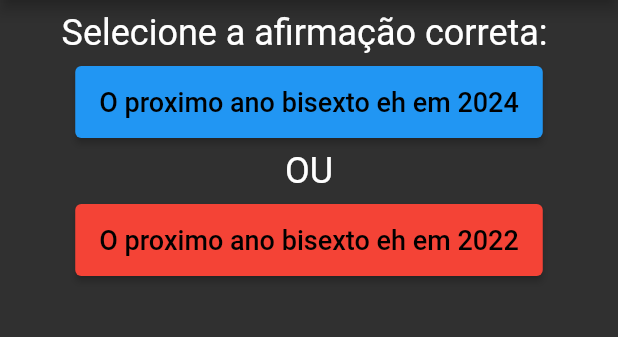
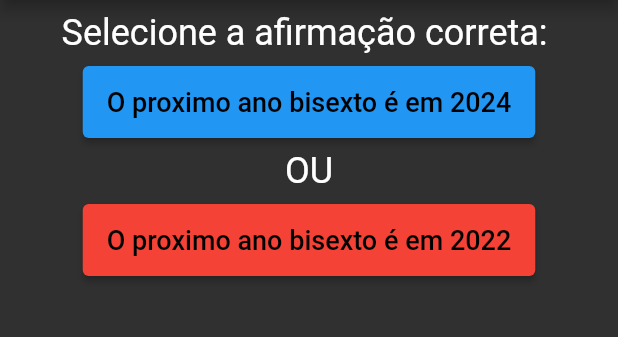
Before and after one commit to LeonardoQS32/quizApp, a Flutter app: the screen it shows after launch, on a phone screen of 412 x 824 dp, the part 84-421 px from its top. Run offline on Flutter 3.47's test engine with Material 2 defaults, Android fonts, the phone set to English and light mode, and no system bars.

Commit message:
fazendo alguns ajustes

```diff
--- a/lib/screens/home.dart
+++ b/lib/screens/home.dart
@@ -16,32 +16,34 @@ class HomeState extends State<Home> {
     // Lista de perguntas
     {
       0: [
-        Question("O proximo ano bisexto eh em 2024", 1),
-        Question("O proximo ano bisexto eh em 2022", 0)
+        Question("O proximo ano bisexto é em 2024", 1),
+        Question("O proximo ano bisexto é em 2022", 0)
       ]
     },
     {
       1: [
-        Question("A planta da maconha pode atingir no maximo 6 metros", 1),
-        Question("A planta da maconha pode atingir no maximo 3 metros", 0)
+        Question("A planta da maconha pode atingir no máximo 6 metros", 1),
+        Question("A planta da maconha pode atingir no máximo 3 metros", 0)
       ]
     },
     {
       2: [
-        Question("Davi gostava de tocar harpa", 1),
-        Question("Davi gostava de tocar flauta", 0)
+        Question(
+            "O time do Cuiaba é um dos times que mais foram rebaixados", 0),
+        Question(
+            "O time do Cuiaba é um dos times que nunca foram rebaixados", 1)
       ]
     },
     {
       3: [
-        Question("Cacarola eh um tipo de panela", 1),
-        Question("Cacarola eh um tipo de fruta", 0)
+        Question("Cacarola é um tipo de panela", 1),
+        Question("Cacarola é um tipo de fruta", 0)
       ]
     },
     {
       4: [
-        Question("Vasco eh time de serie B", 1),
-        Question("Vasco eh time de serie A", 0)
+        Question("Vasco é time de serie A", 0),
+        Question("Vasco é time de serie B", 1)
       ]
     }
   ];
@@ -53,9 +55,9 @@ class HomeState extends State<Home> {
   Widget build(BuildContext context) {
     return Scaffold(
       appBar: AppBar(
-        title: const Text(
-          "Quiz App",
-          style: TextStyle(fontSize: 28),
+        title: Text(
+          textAppbar(),
+          style: const TextStyle(fontSize: 28),
         ),
         centerTitle: true,
       ),
@@ -79,4 +81,14 @@ class HomeState extends State<Home> {
       _index = 0;
     });
   }
+
+  String textAppbar() {
+    String x = "";
+    if (_index >= 5) {
+      x = 'Fim';
+    } else {
+      x = 'Quiz App';
+    }
+    return x;
+  }
 }
```
